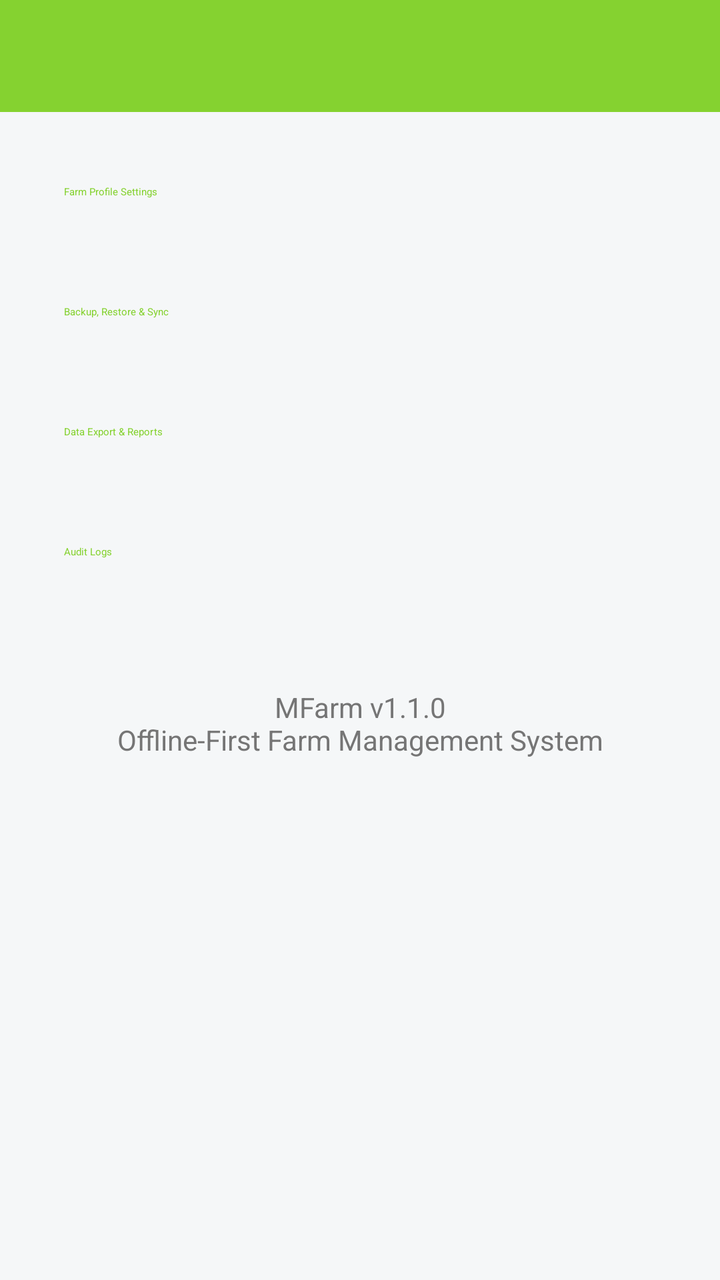
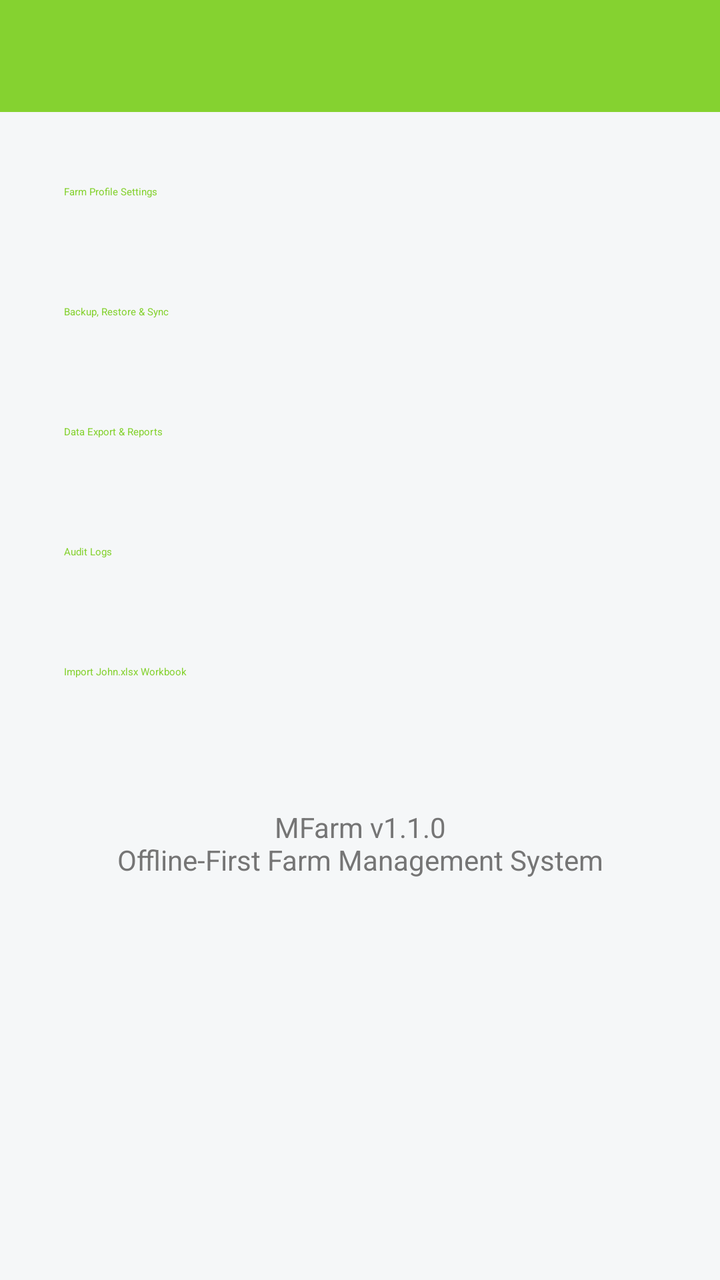

Compare the two renders of this Android layout. The source of the first and the diff that turns it into the second are given below.
<!-- AndroidManifest.xml: activity theme AppTheme.NoActionBar -->
<!-- res/layout/activity_settings.xml -->
<?xml version="1.0" encoding="utf-8"?>
<LinearLayout xmlns:android="http://schemas.android.com/apk/res/android"
    xmlns:app="http://schemas.android.com/apk/res-auto"
    android:layout_width="match_parent"
    android:layout_height="match_parent"
    android:orientation="vertical"
    android:background="#F5F7F8">

    <com.google.android.material.appbar.AppBarLayout
        android:layout_width="match_parent"
        android:layout_height="wrap_content"
        android:theme="@style/AppTheme.AppBarOverlay">

        <androidx.appcompat.widget.Toolbar
            android:id="@+id/toolbar"
            android:layout_width="match_parent"
            android:layout_height="?attr/actionBarSize"
            android:background="?attr/colorPrimary"
            app:popupTheme="@style/AppTheme.PopupOverlay" />

    </com.google.android.material.appbar.AppBarLayout>

    <LinearLayout
        android:layout_width="match_parent"
        android:layout_height="match_parent"
        android:orientation="vertical"
        android:padding="16dp">

        <Button
            android:id="@+id/btnNavFarmProfile"
            style="@style/Widget.MaterialComponents.Button.OutlinedButton"
            android:layout_width="match_parent"
            android:layout_height="wrap_content"
            android:layout_marginBottom="12dp"
            android:gravity="start|center_vertical"
            android:padding="16dp"
            android:text="Farm Profile Settings" />

        <Button
            android:id="@+id/btnNavSyncBackup"
            style="@style/Widget.MaterialComponents.Button.OutlinedButton"
            android:layout_width="match_parent"
            android:layout_height="wrap_content"
            android:layout_marginBottom="12dp"
            android:gravity="start|center_vertical"
            android:padding="16dp"
            android:text="Backup, Restore &amp; Sync" />

        <Button
            android:id="@+id/btnNavExport"
            style="@style/Widget.MaterialComponents.Button.OutlinedButton"
            android:layout_width="match_parent"
            android:layout_height="wrap_content"
            android:layout_marginBottom="12dp"
            android:gravity="start|center_vertical"
            android:padding="16dp"
            android:text="Data Export &amp; Reports" />

        <Button
            android:id="@+id/btnNavAuditLogs"
            style="@style/Widget.MaterialComponents.Button.OutlinedButton"
            android:layout_width="match_parent"
            android:layout_height="wrap_content"
            android:layout_marginBottom="12dp"
            android:gravity="start|center_vertical"
            android:padding="16dp"
            android:text="Audit Logs" />

        <TextView
            android:id="@+id/tvAppInfo"
            android:layout_width="match_parent"
            android:layout_height="wrap_content"
            android:layout_marginTop="32dp"
            android:gravity="center"
            android:text="MFarm v1.1.0\nOffline-First Farm Management System"
            android:textColor="#757575"
            android:textSize="14sp" />
    </LinearLayout>
</LinearLayout>
<!-- resources referenced by this layout -->
<resources>
  <style name="AppTheme.AppBarOverlay" parent="ThemeOverlay.AppCompat.Dark.ActionBar" />
  <style name="AppTheme.PopupOverlay" parent="ThemeOverlay.AppCompat.Light" />
  <style name="AppTheme.NoActionBar">
          <item name="windowActionBar">false</item>
          <item name="windowNoTitle">true</item>
      </style>
</resources>

<!-- the commit's change to res/layout/activity_settings.xml (unified diff, before → after) -->
@@ -66,6 +66,16 @@
             android:padding="16dp"
             android:text="Audit Logs" />
 
+        <Button
+            android:id="@+id/btnNavImport"
+            style="@style/Widget.MaterialComponents.Button.OutlinedButton"
+            android:layout_width="match_parent"
+            android:layout_height="wrap_content"
+            android:layout_marginBottom="12dp"
+            android:gravity="start|center_vertical"
+            android:padding="16dp"
+            android:text="Import John.xlsx Workbook" />
+
         <TextView
             android:id="@+id/tvAppInfo"
             android:layout_width="match_parent"
